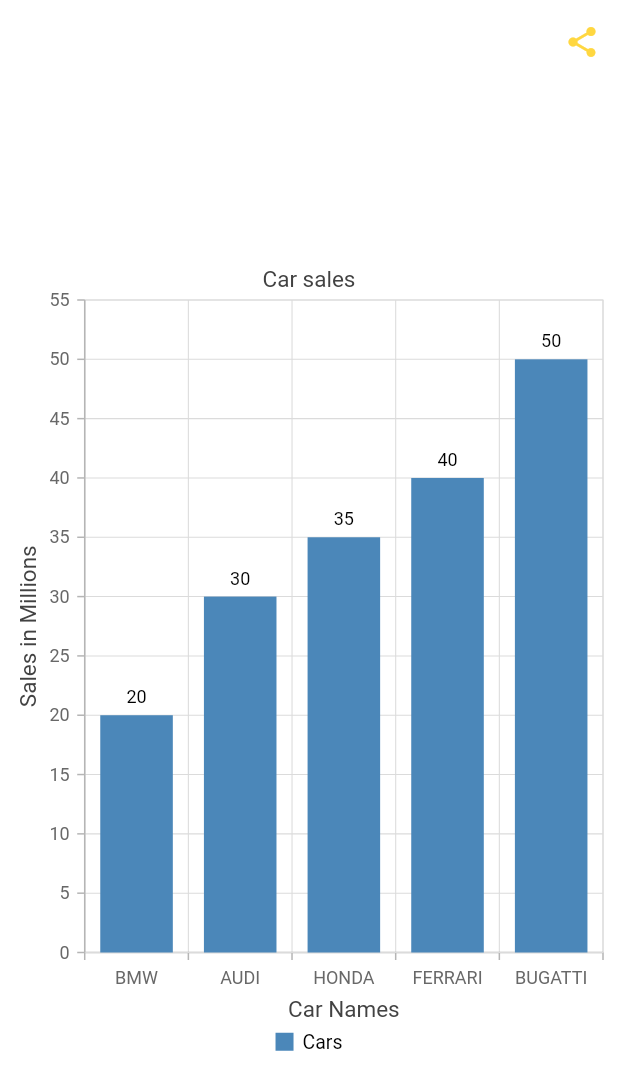
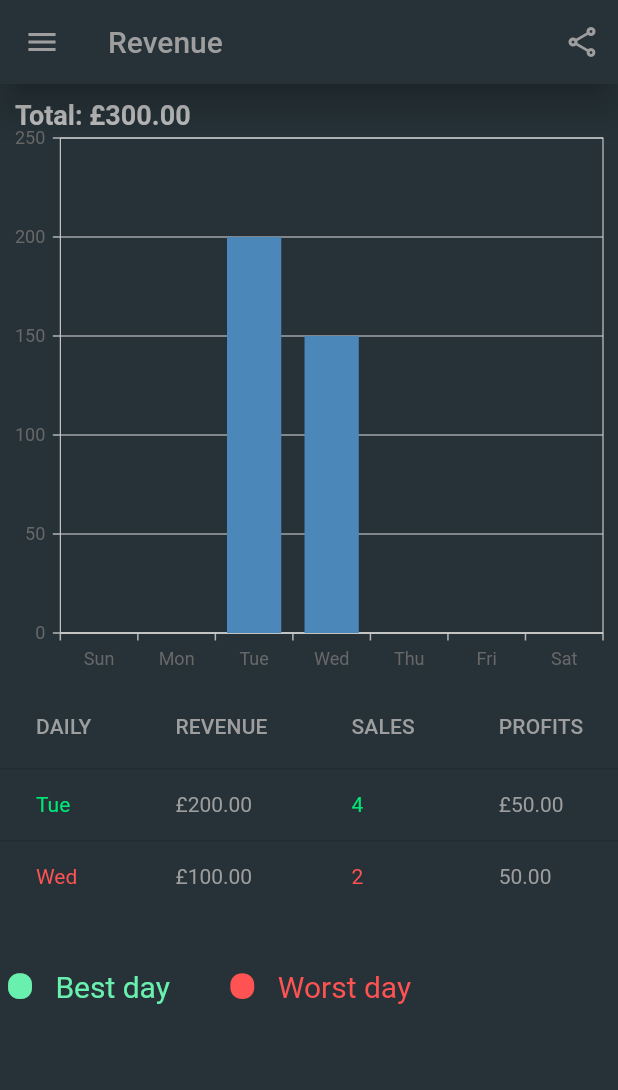
Before and after one commit to jonathanmoyo/bizzyn_test_case, a Flutter app: the Welcome screen opened directly, on a phone screen of 412 x 824 dp. Shown: the top 1090 px of the screen. Run offline on Flutter 3.47's test engine with Material 2 defaults, Android fonts, the phone set to English and light mode, and no system bars; our stand-ins replace syncfusion_flutter_charts, table_calendar.

Commit message:
completed second screen without buttons

```diff
--- a/lib/home.dart
+++ b/lib/home.dart
@@ -15,20 +15,16 @@ class Home extends StatelessWidget {
 //
 // class _HomeState extends State<Home> {
   var isLoaded = true;
-
-  // var listname=['Jonathan moyo','azim emannuel','Richard Kimoda','Joel kazimoto','imani rafael','Brenda abel',
-  // 'Dorcas Leskanga','Victor Mwangoge','Herdt Rweyemamu'
-  // ];
   @override
   Widget build(BuildContext context) {
     return Scaffold(
       backgroundColor: Colors.blueGrey.shade900,
       appBar: AppBar(
-        leading: Icon(Icons.menu, color: Colors.indigoAccent.shade100,),
+        leading: Icon(Icons.menu, color: Colors.grey,),
         actions: [
           IconButton(
-            color: Colors.indigoAccent.shade100,
-            icon: Icon(Icons.share),
+            color: Colors.grey,
+            icon: Icon(Icons.share_outlined),
             onPressed: () {
               // Navigator.of(context).pushAndRemoveUntil(MaterialPageRoute(builder: (context) =>
               //     Home()), (Route<dynamic> route) => false);
@@ -38,7 +34,7 @@ class Home extends StatelessWidget {
         backgroundColor: Colors.blueGrey.shade900,
         elevation: 10,
         title: Text(
-          'Analytics', style: TextStyle(color: Colors.indigoAccent.shade100),),
+          'Analytics', style: TextStyle(color: Colors.grey),),
       ),
       body:
       ListView(
@@ -75,6 +71,10 @@ class Home extends StatelessWidget {
             padding: const EdgeInsets.all(0.0),
             child: Container(
 
+              child: GestureDetector(
+                onTap: (){
+                  Navigator.push(context,MaterialPageRoute(builder: (context)=>Welcome()));
+                },
                 child: Card(
                   elevation: 0,
                   color: Colors.blueGrey.shade900,
@@ -158,11 +158,16 @@ class Home extends StatelessWidget {
                 ),
               ),
             ),
+          ),
           //Card two Sales
           Padding(
             padding: const EdgeInsets.all(0.0),
             child: Container(
 
+              child: GestureDetector(
+                onTap: (){
+                  Navigator.push(context,MaterialPageRoute(builder: (context)=>Welcome()));
+                },
                 child: Card(
                   elevation: 0,
                   color: Colors.blueGrey.shade900,
@@ -246,11 +251,16 @@ class Home extends StatelessWidget {
                 ),
               ),
             ),
+          ),
           //Card three Tickets
           Padding(
             padding: const EdgeInsets.all(0.0),
             child: Container(
 
+              child: GestureDetector(
+                onTap: (){
+                  Navigator.push(context,MaterialPageRoute(builder: (context)=>Welcome()));
+                },
                 child: Card(
                   elevation: 0,
                   color: Colors.blueGrey.shade900,
@@ -334,11 +344,16 @@ class Home extends StatelessWidget {
                 ),
               ),
             ),
+          ),
           //Card Four Profits
           Padding(
             padding: const EdgeInsets.all(0.0),
             child: Container(
 
+              child: GestureDetector(
+                onTap: (){
+                  Navigator.push(context,MaterialPageRoute(builder: (context)=>Welcome()));
+                },
                 child: Card(
                   elevation: 0,
                   color: Colors.blueGrey.shade900,
@@ -422,11 +437,16 @@ class Home extends StatelessWidget {
                 ),
               ),
             ),
+          ),
           // Card five SalesTax
           Padding(
             padding: const EdgeInsets.all(0.0),
             child: Container(
 
+              child: GestureDetector(
+                onTap: (){
+                  Navigator.push(context,MaterialPageRoute(builder: (context)=>Welcome()));
+                },
                 child: Card(
                   elevation: 0,
                   color: Colors.blueGrey.shade900,
@@ -510,6 +530,7 @@ class Home extends StatelessWidget {
                 ),
               ),
             ),
+          ),
 
         ],
       ),
--- a/lib/main.dart
+++ b/lib/main.dart
@@ -1,6 +1,8 @@
+import 'package:bizzyn_test_case/welcome.dart';
+
 import 'home.dart';
 import 'package:flutter/material.dart';
 
 void main() => runApp(MaterialApp(
-  home:   Home(),
+  home:   Welcome(),
 ));
--- a/lib/welcome.dart
+++ b/lib/welcome.dart
@@ -1,8 +1,11 @@
+import 'dart:math';
+
 import 'package:flutter/material.dart';
 import 'package:syncfusion_flutter_charts/charts.dart';
 
 import 'Helper/Appbar.dart';
 class Welcome extends StatelessWidget {
+
 //   const Welcome({Key? key}) : super(key: key);
 //
 //   @override
@@ -13,31 +16,62 @@ class Welcome extends StatelessWidget {
   @override
   Widget build(BuildContext context) {
     return Scaffold(
-        backgroundColor: Colors.white70,
-        appBar: CustomAppBar(title: 'Choose Your Region',),
-        body:Center(
-          child: Column(
-            mainAxisAlignment: MainAxisAlignment.center,
+        backgroundColor: Colors.blueGrey.shade900,
+      appBar: AppBar(
+        leading: Icon(Icons.menu, color: Colors.grey,),
+        actions: [
+          IconButton(
+            color: Colors.grey,
+            icon: Icon(Icons.share_outlined),
+            onPressed: () {
+              // Navigator.of(context).pushAndRemoveUntil(MaterialPageRoute(builder: (context) =>
+              //     Home()), (Route<dynamic> route) => false);
+            },
+          )
+        ],
+        backgroundColor: Colors.blueGrey.shade900,
+        elevation: 10,
+        title: Text(
+          'Revenue', style: TextStyle(color: Colors.grey),),
+      ),
+        body:ListView(
             children:<Widget> [
+              // Graph
               Container(
-                height: 550,
+                height: 400,
                 child: SfCartesianChart(
                   title: ChartTitle(
-                    text: "Car sales"
+                    text: "Total: £300.00",
+                    textStyle: TextStyle(
+                              color: Colors.grey.shade400,
+                               fontSize: 18,
+                               fontStyle: FontStyle.normal,
+                               fontWeight: FontWeight.bold,
+                               fontFamily: 'Roboto'
+                             ),
+                    alignment: ChartAlignment.near,
+
                   ),
                   primaryXAxis: CategoryAxis(
-                    title: AxisTitle(
-                      text: 'Car Names'
-                    )
+                    majorGridLines: MajorGridLines(width: 0),
+
+                    // title: AxisTitle(
+                    //   text: 'Car Names'
+                    // )
                   ),
-                  legend:
-                  Legend(
-                    isVisible: true,
-                  )
-                  ,
-                  primaryYAxis: NumericAxis( title: AxisTitle(
-                      text: 'Sales in Millions'
-                  )
+
+
+                  // legend:
+                  // Legend(
+                  //   isVisible: false,
+                  // )
+                  // ,
+
+                  primaryYAxis: NumericAxis(
+                      axisLine: AxisLine(width: 0)
+                    // title: AxisTitle(
+                  //     text: 'Sales in Millions'
+                  // )
                   ),
                   series: <ChartSeries>[
                     ColumnSeries<SalesData,String>(
@@ -45,19 +79,73 @@ class Welcome extends StatelessWidget {
                         dataSource: getColumnData(),
                         xValueMapper: (SalesData sales,_)=>sales.x,
                         yValueMapper: (SalesData sales,_)=>sales.y,
-                      dataLabelSettings: DataLabelSettings(
-                        isVisible: true,
-                      )
+
+                      // dataLabelSettings: DataLabelSettings(
+                      //   isVisible: true,
+                      // )
                     )
                   ],
                 ),
               ),
+              // graph
+              DataTable(
+                columns: [
+                  DataColumn(label: Text("DAILY",style: TextStyle(color: Colors.grey))),
+                  DataColumn(label: Text("REVENUE",style: TextStyle(color: Colors.grey))),
+                  DataColumn(label: Text("SALES",style: TextStyle(color: Colors.grey))),
+                  DataColumn(label: Text("PROFITS",style: TextStyle(color: Colors.grey))),
+                ],
+                rows: [
+                  DataRow(cells:
+                  [ DataCell(Text("Tue",style: TextStyle(color: Colors.greenAccent.shade400))),
+                    DataCell(Text("£200.00",style: TextStyle(color: Colors.grey))),
+                    DataCell(Text("4",style: TextStyle(color: Colors.greenAccent.shade400))),
+                    DataCell(Text("£50.00",style: TextStyle(color: Colors.grey))),
+                  ]),
+                  DataRow(cells:
+                  [ DataCell(Text("Wed",style: TextStyle(color: Colors.redAccent))),
+                    DataCell(Text("£100.00",style: TextStyle(color: Colors.grey))),
+                    DataCell(Text("2",style: TextStyle(color: Colors.redAccent))),
+                    DataCell(Text("50.00",style: TextStyle(color: Colors.grey))),
+                  ]),
+                ],
+              ),
+        // bullets
+        Row(
+          mainAxisAlignment: MainAxisAlignment.start,
+          children: <Widget>[
+            Row(
+                children:[
+                  Padding(
+                    padding: const EdgeInsets.only(top:5.0),
+                    child: Text("\u2022", style: TextStyle(fontSize: 80,color: Colors.greenAccent),),
+                  ), //bullet text
+                  SizedBox(width: 10,), //space between bullet and text
+                  Text("Best day ", style: TextStyle(fontSize: 20,color: Colors.greenAccent),)
+                ]
+            ),
+            SizedBox(width: 30,),
+            Row(
+                children:[
+                  Padding(
+                    padding: const EdgeInsets.only(top:5.0),
+                    child: Text("\u2022", style: TextStyle(fontSize: 80,color: Colors.redAccent),),
+                  ), //bullet text
+                  SizedBox(width: 10,), //space between bullet and text
+                  Text("Worst day", style: TextStyle(fontSize: 20,color: Colors.redAccent),)
+                ]
+            )
+          ]
+    )
+
+
             ],
           ),
-        ),
     );
   }
 }
+
+  //Histogram
 class SalesData {
   String x;
   double y;
@@ -65,11 +153,13 @@ class SalesData {
 }
 dynamic getColumnData(){
   List<SalesData> ColumnData= <SalesData>[
-    SalesData('BMW', 20),
-    SalesData('AUDI', 30),
-    SalesData('HONDA', 35),
-    SalesData('FERRARI', 40),
-    SalesData('BUGATTI', 50)
+    SalesData('Sun', 0),
+    SalesData('Mon', 0),
+    SalesData('Tue', 200),
+    SalesData('Wed', 150),
+    SalesData('Thu', 0),
+    SalesData('Fri', 0),
+    SalesData('Sat', 0),
   ];
   return ColumnData;
 }
--- a/pubspec.yaml
+++ b/pubspec.yaml
@@ -61,8 +61,8 @@ flutter:
   uses-material-design: true
 
   # To add assets to your application, add an assets section, like this:
-  # assets:
-  #   - images/a_dot_burr.jpeg
+#  assets:
+#    - Asserts/share.png
   #   - images/a_dot_ham.jpeg
 
   # An image asset can refer to one or more resolution-specific "variants", see
```
Lines whose indentation alone changed are shown as unchanged.
